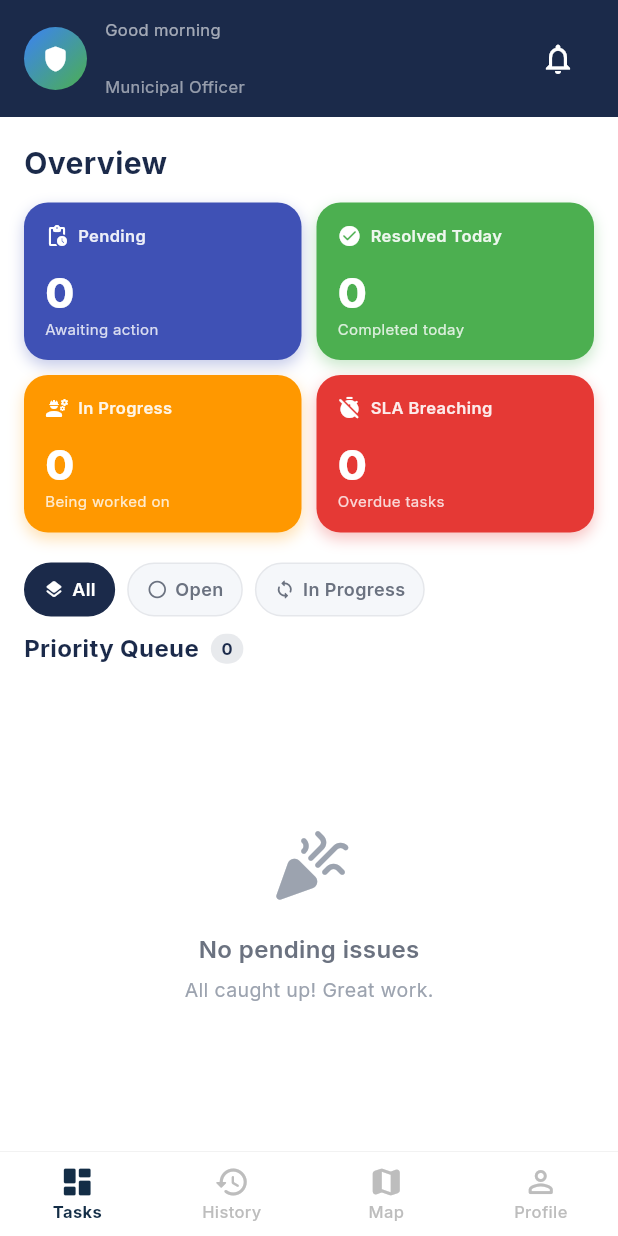
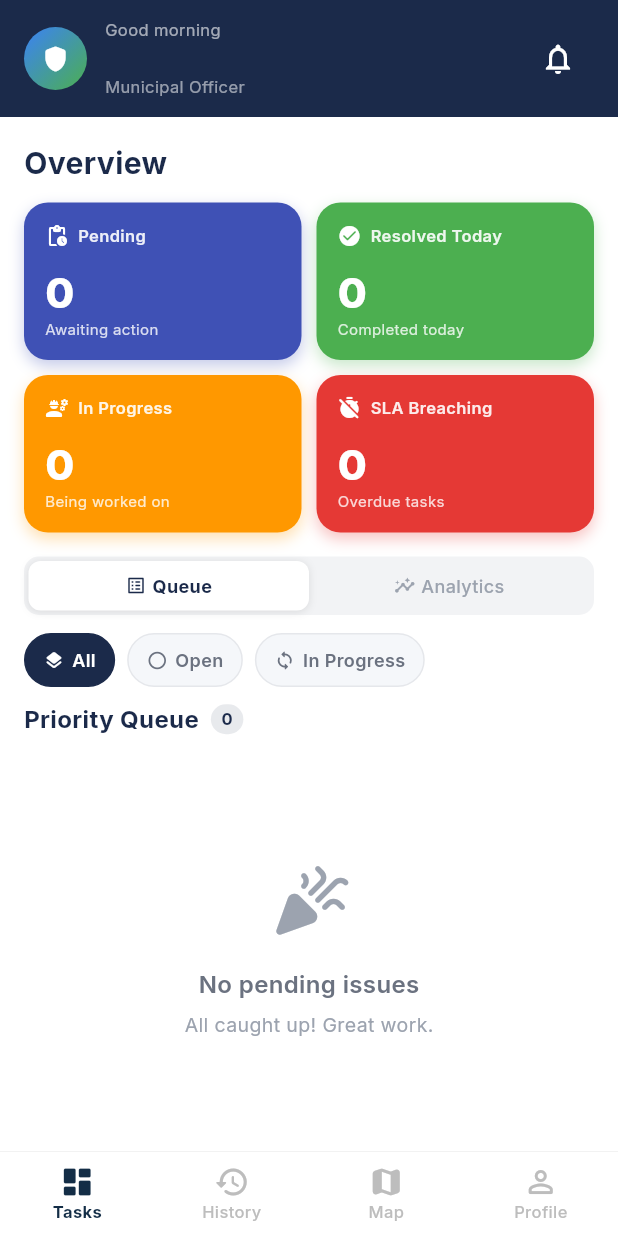
Before and after one commit to thisIsRajbirMajhi/Nagar-Sewa-2.0, a Flutter app: the OfficerDashboardScreen screen opened by its route, on a phone screen of 412 x 824 dp. Run offline on Flutter 3.47's test engine with Material 3 defaults, Android fonts, the light colour scheme and no system bars; drawn by our look-alikes of flutter_animate; our stand-ins replace cached_network_image, connectivity_plus, flutter_dotenv, flutter_riverpod, geocoding, geolocator and 10 more; missing offline and left inert: maplibre_gl; accounts and stored records are empty.

Commit message:
feat: add officer analytics view with sparkline chart and queue/analytics toggle

```diff
--- a/lib/features/officer/screens/officer_dashboard_screen.dart
+++ b/lib/features/officer/screens/officer_dashboard_screen.dart
@@ -10,6 +10,7 @@ import '../../../services/supabase_service.dart';
 import '../providers/officer_provider.dart';
 import '../widgets/officer_issue_card.dart';
 import '../widgets/officer_stats_card.dart';
+import '../widgets/officer_analytics_view.dart';
 
 class OfficerDashboardScreen extends ConsumerStatefulWidget {
   const OfficerDashboardScreen({super.key});
@@ -21,6 +22,8 @@ class OfficerDashboardScreen extends ConsumerStatefulWidget {
 
 class _OfficerDashboardScreenState
     extends ConsumerState<OfficerDashboardScreen> {
+  bool _showAnalytics = false;
+
   @override
   Widget build(BuildContext context) {
     final issuesAsync = ref.watch(officerIssuesProvider);
@@ -67,12 +70,22 @@ class _OfficerDashboardScreenState
                             ).animate().fadeIn(duration: 350.ms),
                             const SizedBox(height: 12),
                             _buildStatsGrid(stats),
-                            const SizedBox(height: 20),
+                            const SizedBox(height: 16),
+                            // Queue / Analytics toggle
+                            _buildViewToggle(),
+                            const SizedBox(height: 12),
                           ],
                         ),
                       ),
                     ),
 
+                    // Conditionally show Queue or Analytics
+                    if (_showAnalytics)
+                      const SliverFillRemaining(
+                        hasScrollBody: true,
+                        child: OfficerAnalyticsView(),
+                      )
+                    else ...[
                       // Filter chips + Issue count
                       SliverToBoxAdapter(
                         child: Padding(
@@ -136,6 +149,7 @@ class _OfficerDashboardScreenState
                           ),
                         ),
                     ],
+                  ],
                 ),
               ),
             ),
@@ -143,6 +157,36 @@ class _OfficerDashboardScreenState
         ],
       ),
     );
+  }
+  // ─── View Toggle ──────────────────────────────────────
+  Widget _buildViewToggle() {
+    return Container(
+      padding: const EdgeInsets.all(3),
+      decoration: BoxDecoration(
+        color: AppColors.border.withValues(alpha: 0.5),
+        borderRadius: BorderRadius.circular(10),
+      ),
+      child: Row(
+        children: [
+          Expanded(
+            child: _ToggleButton(
+              label: 'Queue',
+              icon: Icons.list_alt_rounded,
+              isSelected: !_showAnalytics,
+              onTap: () => setState(() => _showAnalytics = false),
+            ),
+          ),
+          Expanded(
+            child: _ToggleButton(
+              label: 'Analytics',
+              icon: Icons.insights_rounded,
+              isSelected: _showAnalytics,
+              onTap: () => setState(() => _showAnalytics = true),
+            ),
+          ),
+        ],
+      ),
+    ).animate().fadeIn(delay: 250.ms);
   }
 
   // ─── Header ──────────────────────────────────────────
@@ -546,3 +590,65 @@ class _OfficerDashboardScreenState
     return 'Officer';
   }
 }
+
+class _ToggleButton extends StatelessWidget {
+  final String label;
+  final IconData icon;
+  final bool isSelected;
+  final VoidCallback onTap;
+
+  const _ToggleButton({
+    required this.label,
+    required this.icon,
+    required this.isSelected,
+    required this.onTap,
+  });
+
+  @override
+  Widget build(BuildContext context) {
+    return GestureDetector(
+      onTap: onTap,
+      child: AnimatedContainer(
+        duration: const Duration(milliseconds: 200),
+        padding: const EdgeInsets.symmetric(vertical: 8),
+        decoration: BoxDecoration(
+          color: isSelected ? AppColors.cardBg : Colors.transparent,
+          borderRadius: BorderRadius.circular(8),
+          boxShadow: isSelected
+              ? [
+                  BoxShadow(
+                    color: AppColors.shadow,
+                    blurRadius: 4,
+                    offset: const Offset(0, 1),
+                  ),
+                ]
+              : null,
+        ),
+        child: Row(
+          mainAxisAlignment: MainAxisAlignment.center,
+          children: [
+            Icon(
+              icon,
+              size: 14,
+              color: isSelected
+                  ? AppColors.navyPrimary
+                  : AppColors.textLight,
+            ),
+            const SizedBox(width: 4),
+            Text(
+              label,
+              style: GoogleFonts.inter(
+                fontSize: 12,
+                fontWeight:
+                    isSelected ? FontWeight.w700 : FontWeight.w500,
+                color: isSelected
+                    ? AppColors.navyPrimary
+                    : AppColors.textLight,
+              ),
+            ),
+          ],
+        ),
+      ),
+    );
+  }
+}
```
Also changed, not shown: lib/features/officer/widgets/officer_analytics_view.dart (added, +418 -0 lines). Lines whose indentation alone changed are shown as unchanged.
